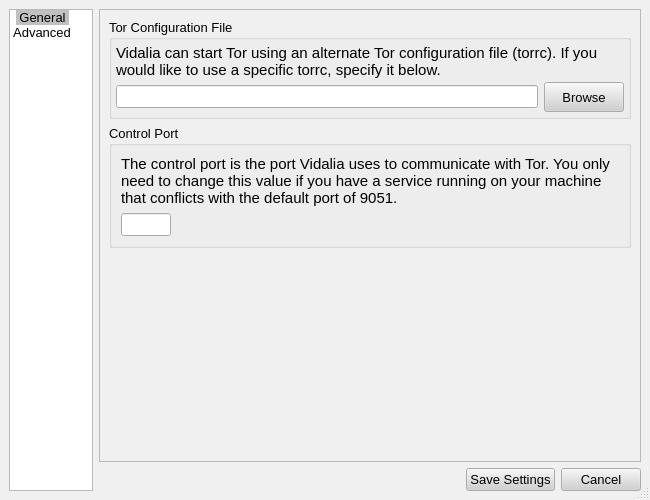
Old version of the form src/gui/configdialog/configdialog.ui in the repository a-ilin/vidalia.
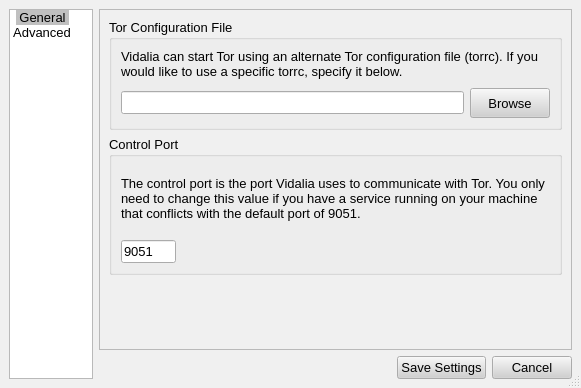
New version of the form. The open tabs and pages were chosen to show the change. Icons and pictures are not drawn.

Commit message:
QDir::rootPath() returns a string that ends with '/' (On Win32 at least) so we don't need to append a string that begins with '/'. The configuration dialog looks gargantuan on my tiny Tablet screen, but luckily we can use some sizer trickery to make it so that a hard coded minimum form size is unnecessary (in this case at least).
svn:r274

```diff
--- a/src/gui/configdialog/configdialog.ui
+++ b/src/gui/configdialog/configdialog.ui
@@ -8,16 +8,10 @@
    <rect>
     <x>0</x>
     <y>0</y>
-    <width>650</width>
-    <height>500</height>
+    <width>581</width>
+    <height>388</height>
    </rect>
   </property>
-  <property name="minimumSize" >
-   <size>
-    <width>650</width>
-    <height>500</height>
-   </size>
-  </property>
   <property name="palette" >
    <palette>
     <active>
@@ -553,23 +547,21 @@
            </property>
            <layout class="QVBoxLayout" >
             <property name="margin" >
-             <number>4</number>
+             <number>9</number>
             </property>
             <property name="spacing" >
-             <number>3</number>
+             <number>9</number>
             </property>
             <item>
-             <widget class="QLabel" name="lblTorConfig" >
-              <property name="font" >
-               <font>
-                <family>Arial</family>
-                <pointsize>11</pointsize>
-                <weight>50</weight>
-                <italic>false</italic>
-                <bold>false</bold>
-                <underline>false</underline>
-                <strikeout>false</strikeout>
-               </font>
+             <widget class="QLabel" name="lblConfigFile" >
+              <property name="minimumSize" >
+               <size>
+                <width>370</width>
+                <height>30</height>
+               </size>
+              </property>
+              <property name="contextMenuPolicy" >
+               <enum>Qt::NoContextMenu</enum>
               </property>
               <property name="text" >
                <string>Vidalia can start Tor using an alternate Tor configuration file (torrc). If you would like to use a specific torrc, specify it below.</string>
@@ -640,20 +632,18 @@
              <number>9</number>
             </property>
             <property name="spacing" >
-             <number>6</number>
+             <number>9</number>
             </property>
             <item>
-             <widget class="QLabel" name="label" >
-              <property name="font" >
-               <font>
-                <family>Arial</family>
-                <pointsize>11</pointsize>
-                <weight>50</weight>
-                <italic>false</italic>
-                <bold>false</bold>
-                <underline>false</underline>
-                <strikeout>false</strikeout>
-               </font>
+             <widget class="QLabel" name="lblPortLabel" >
+              <property name="minimumSize" >
+               <size>
+                <width>370</width>
+                <height>65</height>
+               </size>
+              </property>
+              <property name="contextMenuPolicy" >
+               <enum>Qt::NoContextMenu</enum>
               </property>
               <property name="text" >
                <string>The control port is the port Vidalia uses to communicate with Tor. You only need to change this value if you have a service running on your machine that conflicts with the default port of 9051.</string>
@@ -673,17 +663,25 @@
               </property>
               <item>
                <widget class="QLineEdit" name="lineControlPort" >
+                <property name="sizePolicy" >
+                 <sizepolicy>
+                  <hsizetype>0</hsizetype>
+                  <vsizetype>0</vsizetype>
+                  <horstretch>0</horstretch>
+                  <verstretch>0</verstretch>
+                 </sizepolicy>
+                </property>
                 <property name="maximumSize" >
                  <size>
-                  <width>50</width>
-                  <height>50</height>
+                  <width>55</width>
+                  <height>16777215</height>
                  </size>
                 </property>
                 <property name="maxLength" >
                  <number>5</number>
                 </property>
-                <property name="alignment" >
-                 <set>Qt::AlignRight</set>
+                <property name="text" >
+                 <string>9051</string>
                 </property>
                </widget>
               </item>
@@ -694,7 +692,7 @@
                 </property>
                 <property name="sizeHint" >
                  <size>
-                  <width>40</width>
+                  <width>221</width>
                   <height>20</height>
                  </size>
                 </property>
```
Left out of the diff: 10 changed lines with no effect on the pictures. The commit also changes 1 other file.
